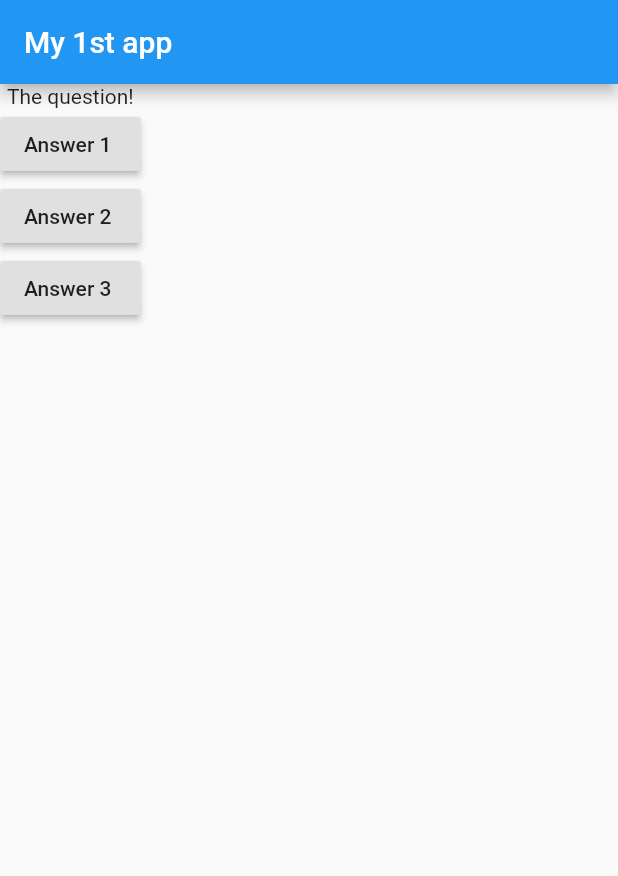
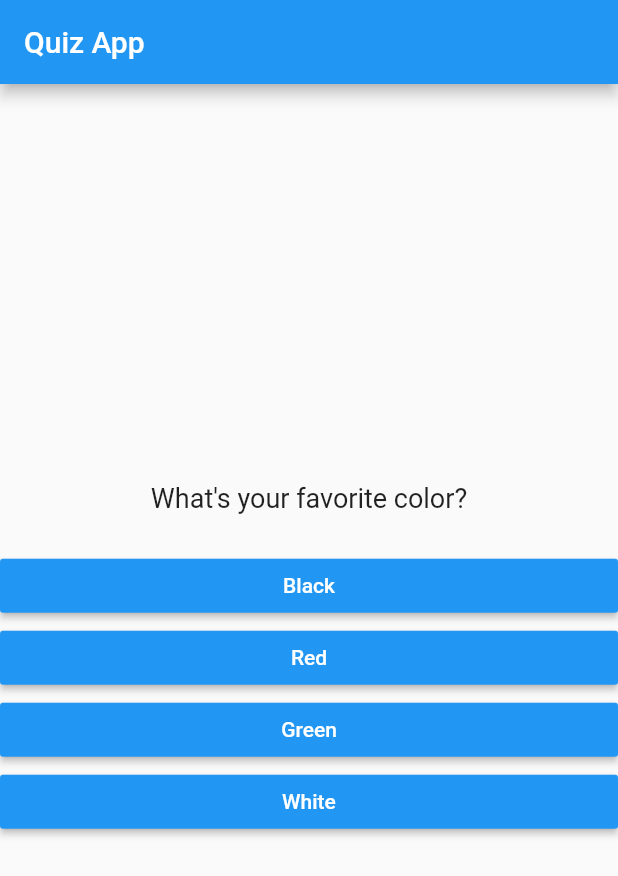
Before and after one commit to shahsamved/flutter-quiz-app, a Flutter app: the screen it shows after launch, on a phone screen of 412 x 824 dp. Shown: the top 876 px of the screen. Run offline on Flutter 3.47's test engine with Material 2 defaults, Android fonts, the phone set to English and light mode, and no system bars.

Commit message:
Quiz App complete

```diff
--- /dev/null
+++ b/lib/answer.dart
@@ -0,0 +1,21 @@
+import 'package:flutter/material.dart';
+
+class Answer extends StatelessWidget {
+  final Function selectHandler;
+  final String answerText;
+
+  Answer(this.selectHandler, this.answerText);
+
+  @override
+  Widget build(BuildContext context) {
+    return Container(
+      width: double.infinity,
+      child: RaisedButton(
+        textColor: Colors.white,
+        color: Colors.blue,
+        child: Text(answerText),
+        onPressed: selectHandler,
+      ),
+    );
+  }
+}
--- a/lib/main.dart
+++ b/lib/main.dart
@@ -1,38 +1,72 @@
 import 'package:flutter/material.dart';
+
+import './question.dart';
+import './answer.dart';
 
 void main() => runApp(MyApp());
 
 class MyApp extends StatelessWidget {
-  // This widget is the root of your application.
-  void ansQues() {
-    print('Answer chosen!');
-  }
-
   @override
   Widget build(BuildContext context) {
-    var questions = ['Whats ur fav color?'];
     return MaterialApp(
-      home: Scaffold(
-          appBar: AppBar(
-            title: Text('My 1st app'),
-          ),
-          body: Column(
-            children: [
-              Text('The question!'),
-              RaisedButton(
-                child: Text('Answer 1 '),
-                onPressed: ansQues,
-              ),
-              RaisedButton(
-                child: Text('Answer 2 '),
-                onPressed: ansQues,
-              ),
-              RaisedButton(
-                child: Text('Answer 3 '),
-                onPressed: ansQues,
-              )
-            ],
-          )),
+      title: 'Flutter Demo',
+      theme: ThemeData(
+        primarySwatch: Colors.blue,
+      ),
+      home: MyHomePage(),
     );
   }
 }
+
+class _MyHomePageState extends State<MyHomePage> {
+  var _questionIndex = 0;
+  static const questions = [
+    {
+      'question': 'What\'s your favorite color?',
+      'answers': ['Black', 'Red', 'Green', 'White']
+    },
+    {
+      'question': 'What\'s your favorite animal?',
+      'answers': ['Dog', 'Cat', 'Penguin', 'Owl']
+    },
+    {
+      'question': 'What\'s your favorite food?',
+      'answers': ['Pasta', 'Pizza', 'Ice Cream', 'Chocolate']
+    }
+  ];
+
+  void _answerQuestion() {
+    setState(() {
+      _questionIndex = _questionIndex + 1;
+    });
+    print(_questionIndex);
+  }
+
+  Widget build(BuildContext context) {
+    return Scaffold(
+        appBar: AppBar(
+          title: Text('Quiz App'),
+        ),
+        body: Center(
+          child: _questionIndex < questions.length
+              ? Column(
+                  mainAxisAlignment: MainAxisAlignment.center,
+                  children: <Widget>[
+                    Question(questions[_questionIndex]['question']),
+                    ...(questions[_questionIndex]['answers'] as List<String>)
+                        .map((answer) {
+                      return Answer(_answerQuestion, answer);
+                    }).toList()
+                  ],
+                )
+              : Text('You did it'),
+        ));
+  }
+}
+
+class MyHomePage extends StatefulWidget {
+  @override
+  State<StatefulWidget> createState() {
+    return _MyHomePageState();
+  }
+}
--- /dev/null
+++ b/lib/question.dart
@@ -0,0 +1,18 @@
+import 'package:flutter/material.dart';
+
+class Question extends StatelessWidget {
+  final String questionText;
+
+  Question(this.questionText);
+
+  @override
+  Widget build(BuildContext context) {
+    return Container(
+      margin: EdgeInsets.only(bottom: 24),
+      child: Text(
+        questionText,
+        style: TextStyle(fontSize: 18),
+      ),
+    );
+  }
+}
```
